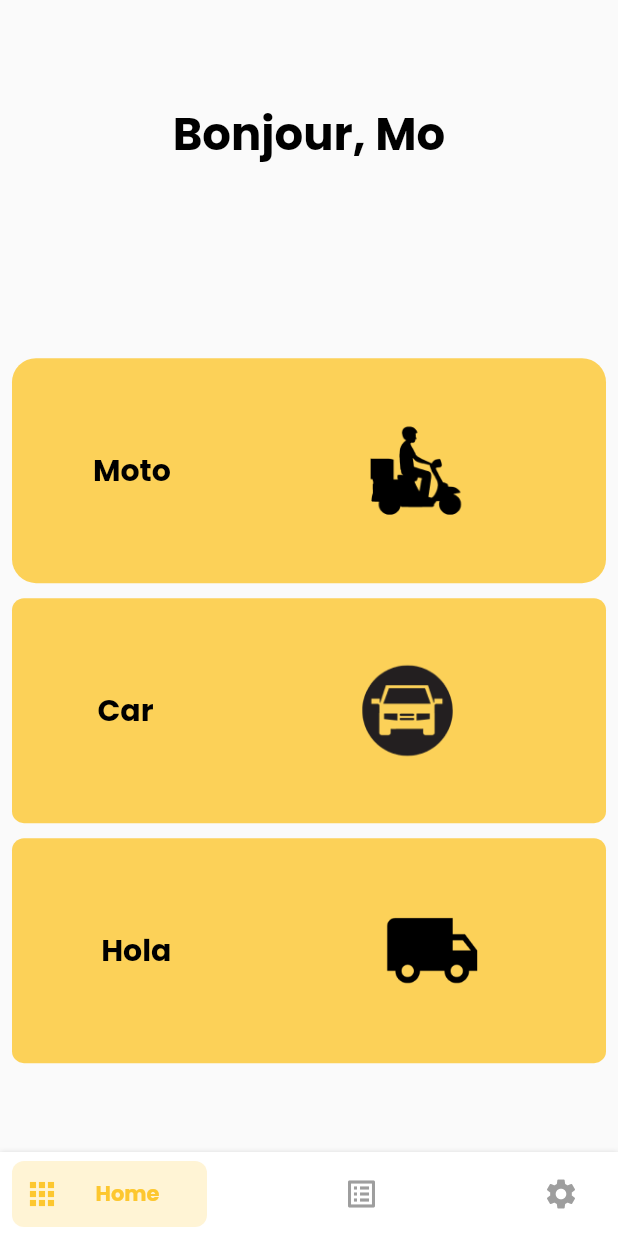
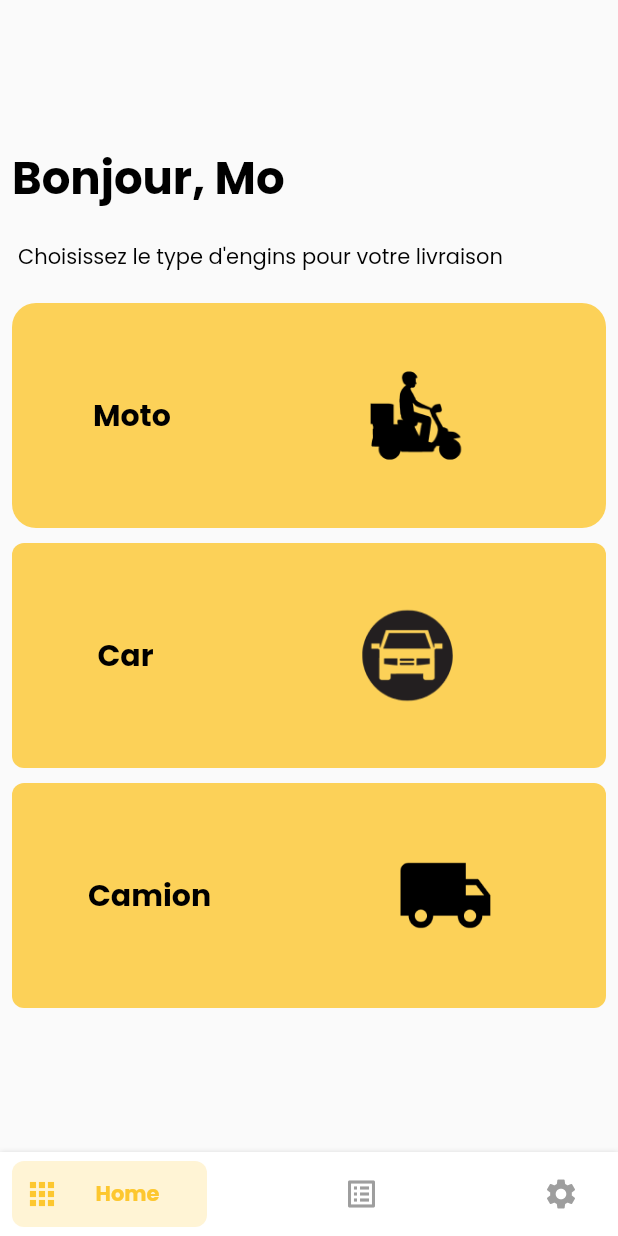
Before and after one commit to mooosmad/igname, a Flutter app: the Home screen opened directly, on a phone screen of 412 x 824 dp. Run offline on Flutter 3.47's test engine with Material 2 defaults, Android fonts, the phone set to English and light mode, and no system bars; drawn by our look-alikes of bottom_navy_bar; our stand-ins replace animated_splash_screen, fluttertoast, get, google_fonts, hive, lottie and 2 more; accounts and stored records are empty.

Commit message:
update home

```diff
--- a/igname_li/lib/views/widgets/homepage.dart
+++ b/igname_li/lib/views/widgets/homepage.dart
@@ -7,14 +7,23 @@ class Homepage extends StatelessWidget {
   @override
   Widget build(BuildContext context) {
     return Column(
-      mainAxisAlignment: MainAxisAlignment.spaceAround,
+      mainAxisAlignment: MainAxisAlignment.center,
+      crossAxisAlignment: CrossAxisAlignment.start,
       children: [
         Padding(
-          padding: const EdgeInsets.all(16.0),
+          padding: const EdgeInsets.all(8.0),
           child: Text(
             "Bonjour, Mo",
             textAlign: TextAlign.start,
             style: Theme.of(context).textTheme.headline1,
+          ),
+        ),
+        Padding(
+          padding: const EdgeInsets.all(12.0),
+          child: Text(
+            "Choisissez le type d'engins pour votre livraison",
+            textAlign: TextAlign.start,
+            style: Theme.of(context).textTheme.bodyText2,
           ),
         ),
         Padding(
@@ -76,7 +85,7 @@ class Homepage extends StatelessWidget {
                   mainAxisAlignment: MainAxisAlignment.spaceAround,
                   children: [
                     Text(
-                      "Hola",
+                      "Camion",
                       style: Theme.of(context).textTheme.bodyText1,
                     ),
                     Image.asset("assets/images/bus.png"),
```
